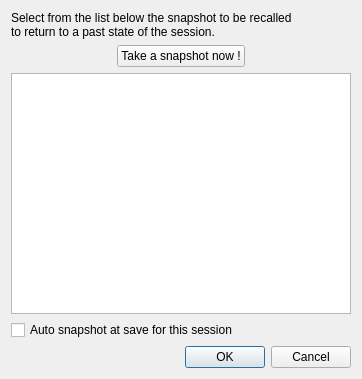
This is resources/ui/list_snapshots.ui in Houston4444/RaySession as Qt 5 draws it before an edit. The edited form follows.
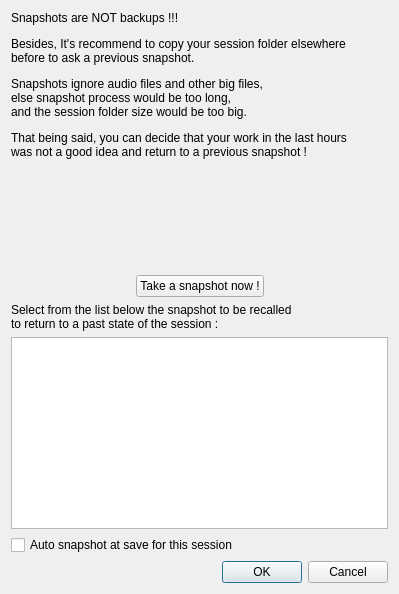
This is the edited form. Icons and pictures are not drawn.

Commit message: More info about snapshots in snapshot dialog

The edit to the form file:
```diff
--- a/resources/ui/list_snapshots.ui
+++ b/resources/ui/list_snapshots.ui
@@ -9,8 +9,8 @@
    <rect>
     <x>0</x>
     <y>0</y>
-    <width>362</width>
-    <height>379</height>
+    <width>399</width>
+    <height>594</height>
    </rect>
   </property>
   <property name="windowTitle">
@@ -21,12 +21,25 @@
   </property>
   <layout class="QVBoxLayout" name="verticalLayout">
    <item>
-    <widget class="QLabel" name="label">
+    <widget class="QLabel" name="label_2">
      <property name="text">
-      <string>&lt;html&gt;&lt;head/&gt;&lt;body&gt;&lt;p&gt;Select from the list below the snapshot to be recalled&lt;br/&gt;to return to a past state of the session.&lt;/p&gt;&lt;/body&gt;&lt;/html&gt;</string>
+      <string>&lt;html&gt;&lt;head/&gt;&lt;body&gt;&lt;p&gt;Snapshots are NOT backups !!!&lt;/p&gt;&lt;p&gt;Besides, It's recommend to copy your session folder elsewhere&lt;br/&gt;before to ask a previous snapshot.&lt;/p&gt;&lt;p&gt;Snapshots ignore audio files and other big files,&lt;br/&gt;else snapshot process would be too long, &lt;br/&gt;and the session folder size would be too big.&lt;/p&gt;&lt;p&gt;That being said, you can decide that your work in the last hours&lt;br/&gt;was not a good idea and return to a previous snapshot !&lt;/p&gt;&lt;/body&gt;&lt;/html&gt;</string>
      </property>
     </widget>
    </item>
+   <item>
+    <spacer name="verticalSpacer">
+     <property name="orientation">
+      <enum>Qt::Vertical</enum>
+     </property>
+     <property name="sizeHint" stdset="0">
+      <size>
+       <width>20</width>
+       <height>40</height>
+      </size>
+     </property>
+    </spacer>
+   </item>
    <item>
     <layout class="QHBoxLayout" name="horizontalLayout">
      <item>
@@ -67,6 +80,13 @@
      </item>
     </layout>
    </item>
+   <item>
+    <widget class="QLabel" name="label">
+     <property name="text">
+      <string>&lt;html&gt;&lt;head/&gt;&lt;body&gt;&lt;p&gt;Select from the list below the snapshot to be recalled&lt;br/&gt;to return to a past state of the session :&lt;/p&gt;&lt;/body&gt;&lt;/html&gt;</string>
+     </property>
+    </widget>
+   </item>
    <item>
     <widget class="QTreeWidget" name="snapshotsList">
      <property name="alternatingRowColors">
```
Left out of the diff: 3 changed lines with no effect on the pictures.
